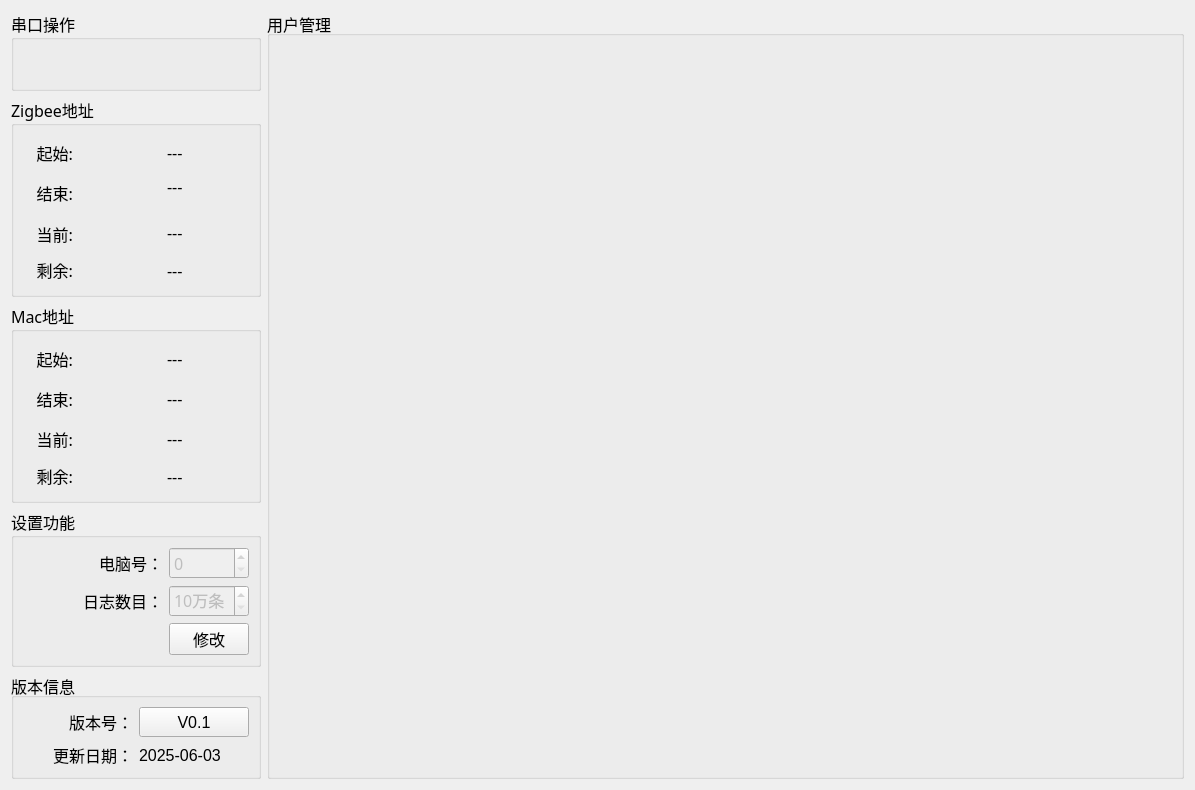
ChinaClever/MVP-Tool, file MVP-Tool/setups/setup_mainwid.ui: the form before one commit.
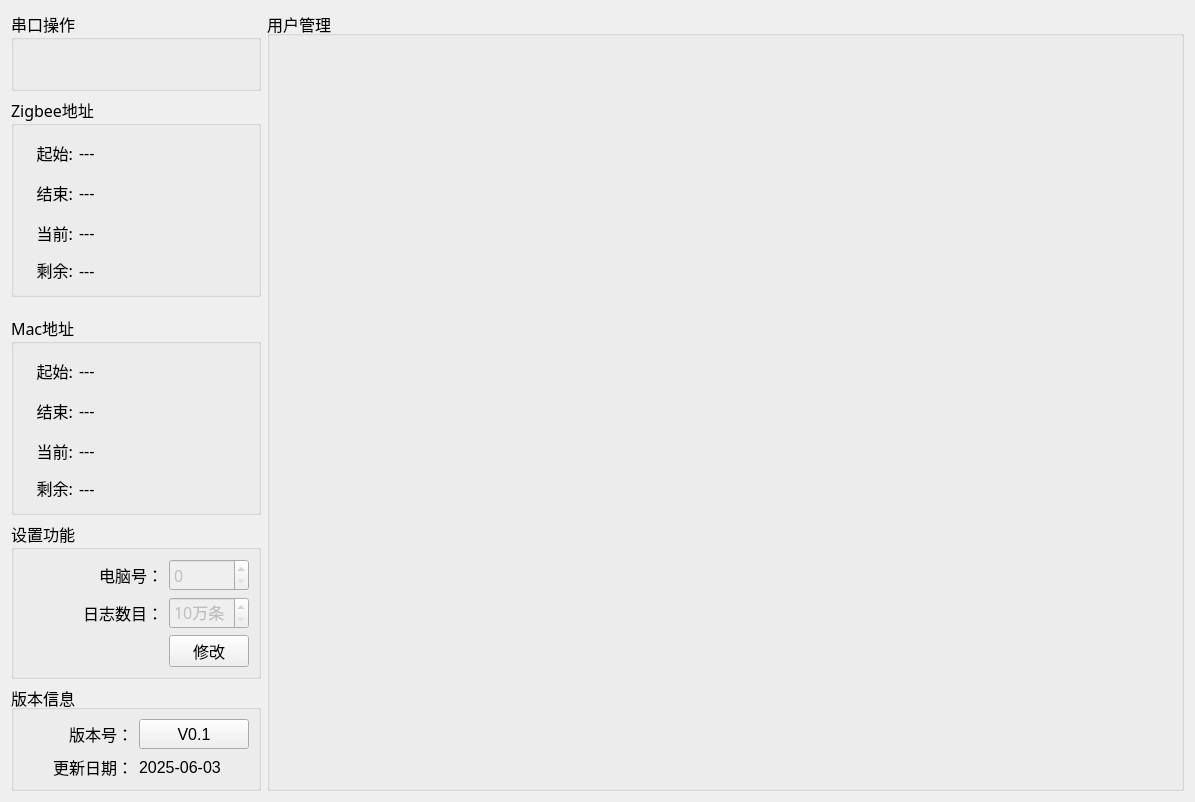
The form after the commit.

```diff
--- a/MVP-Tool/setups/setup_mainwid.ui
+++ b/MVP-Tool/setups/setup_mainwid.ui
@@ -57,7 +57,7 @@
      </layout>
     </widget>
    </item>
-   <item row="0" column="1" rowspan="5">
+   <item row="0" column="1" rowspan="7">
     <widget class="QGroupBox" name="groupBox_5">
      <property name="font">
       <font>
@@ -89,8 +89,8 @@
      </layout>
     </widget>
    </item>
-   <item row="1" column="0">
-    <widget class="QGroupBox" name="groupBox_6">
+   <item row="6" column="0">
+    <widget class="QGroupBox" name="groupBox">
      <property name="maximumSize">
       <size>
        <width>250</width>
@@ -99,367 +99,77 @@
      </property>
      <property name="font">
       <font>
-       <family>微软雅黑</family>
        <pointsize>12</pointsize>
       </font>
      </property>
      <property name="title">
-      <string>Zigbee地址</string>
+      <string>版本信息</string>
      </property>
-     <layout class="QGridLayout" name="gridLayout_6">
-      <item row="1" column="0" rowspan="2" colspan="2">
-       <widget class="QLabel" name="label_14">
-        <property name="minimumSize">
-         <size>
-          <width>0</width>
-          <height>35</height>
-         </size>
-        </property>
-        <property name="maximumSize">
-         <size>
-          <width>50</width>
-          <height>16777215</height>
-         </size>
-        </property>
-        <property name="font">
-         <font>
-          <family>微软雅黑</family>
-          <pointsize>12</pointsize>
-         </font>
-        </property>
-        <property name="text">
-         <string>结束:</string>
-        </property>
-        <property name="alignment">
-         <set>Qt::AlignRight|Qt::AlignTrailing|Qt::AlignVCenter</set>
-        </property>
-       </widget>
-      </item>
-      <item row="0" column="0" colspan="2">
-       <widget class="QLabel" name="label_17">
-        <property name="minimumSize">
-         <size>
-          <width>0</width>
-          <height>35</height>
-         </size>
-        </property>
-        <property name="maximumSize">
-         <size>
-          <width>50</width>
-          <height>16777215</height>
-         </size>
-        </property>
-        <property name="font">
-         <font>
-          <family>微软雅黑</family>
-          <pointsize>12</pointsize>
-         </font>
-        </property>
-        <property name="text">
-         <string>起始:</string>
-        </property>
-        <property name="alignment">
-         <set>Qt::AlignRight|Qt::AlignTrailing|Qt::AlignVCenter</set>
-        </property>
-       </widget>
-      </item>
-      <item row="4" column="0" colspan="2">
-       <widget class="QLabel" name="label_18">
-        <property name="minimumSize">
-         <size>
-          <width>0</width>
-          <height>30</height>
-         </size>
-        </property>
-        <property name="maximumSize">
-         <size>
-          <width>50</width>
-          <height>16777215</height>
-         </size>
-        </property>
-        <property name="font">
-         <font>
-          <family>微软雅黑</family>
-          <pointsize>12</pointsize>
-         </font>
-        </property>
-        <property name="text">
-         <string>剩余:</string>
-        </property>
-        <property name="alignment">
-         <set>Qt::AlignRight|Qt::AlignTrailing|Qt::AlignVCenter</set>
-        </property>
-       </widget>
-      </item>
-      <item row="3" column="0">
-       <widget class="QLabel" name="label_20">
-        <property name="minimumSize">
-         <size>
-          <width>0</width>
-          <height>35</height>
-         </size>
-        </property>
-        <property name="maximumSize">
-         <size>
-          <width>50</width>
-          <height>16777215</height>
-         </size>
-        </property>
-        <property name="font">
-         <font>
-          <family>微软雅黑</family>
-          <pointsize>12</pointsize>
-         </font>
-        </property>
-        <property name="text">
-         <string>当前:</string>
-        </property>
-        <property name="alignment">
-         <set>Qt::AlignRight|Qt::AlignTrailing|Qt::AlignVCenter</set>
-        </property>
-       </widget>
-      </item>
-      <item row="0" column="2">
-       <widget class="QLabel" name="ZBstartMacLab">
-        <property name="font">
-         <font>
-          <family>宋体</family>
-          <pointsize>12</pointsize>
-         </font>
-        </property>
-        <property name="text">
-         <string>---</string>
-        </property>
-       </widget>
-      </item>
+     <layout class="QGridLayout" name="gridLayout_2">
       <item row="1" column="2">
-       <widget class="QLabel" name="ZBendMacLab">
+       <widget class="QLabel" name="label_date">
         <property name="font">
          <font>
-          <family>宋体</family>
           <pointsize>12</pointsize>
          </font>
         </property>
         <property name="text">
-         <string>---</string>
+         <string>2025-06-03</string>
         </property>
        </widget>
       </item>
-      <item row="3" column="2">
-       <widget class="QLabel" name="ZBCurMacLab">
+      <item row="0" column="0">
+       <widget class="QLabel" name="label">
         <property name="font">
          <font>
-          <family>宋体</family>
           <pointsize>12</pointsize>
          </font>
         </property>
         <property name="text">
-         <string>---</string>
+         <string>版本号：</string>
         </property>
-       </widget>
-      </item>
-      <item row="4" column="2">
-       <widget class="QLabel" name="ZBcntMacLab">
-        <property name="font">
-         <font>
-          <family>宋体</family>
-          <pointsize>12</pointsize>
-         </font>
-        </property>
-        <property name="text">
-         <string>---</string>
-        </property>
-       </widget>
-      </item>
-     </layout>
-    </widget>
-   </item>
-   <item row="2" column="0">
-    <widget class="QGroupBox" name="groupBox_4">
-     <property name="maximumSize">
-      <size>
-       <width>250</width>
-       <height>200</height>
-      </size>
-     </property>
-     <property name="font">
-      <font>
-       <family>微软雅黑</family>
-       <pointsize>12</pointsize>
-      </font>
-     </property>
-     <property name="title">
-      <string>Mac地址</string>
-     </property>
-     <layout class="QGridLayout" name="gridLayout_3">
-      <item row="5" column="0" colspan="2">
-       <widget class="QLabel" name="label_13">
-        <property name="minimumSize">
-         <size>
-          <width>0</width>
-          <height>30</height>
-         </size>
-        </property>
-        <property name="maximumSize">
-         <size>
-          <width>50</width>
-          <height>16777215</height>
-         </size>
-        </property>
-        <property name="font">
-         <font>
-          <family>微软雅黑</family>
-          <pointsize>12</pointsize>
-         </font>
-        </property>
-        <property name="text">
-         <string>剩余:</string>
-        </property>
         <property name="alignment">
          <set>Qt::AlignRight|Qt::AlignTrailing|Qt::AlignVCenter</set>
         </property>
        </widget>
       </item>
-      <item row="5" column="3">
-       <widget class="QLabel" name="cntMacLab">
-        <property name="font">
-         <font>
-          <family>宋体</family>
-          <pointsize>12</pointsize>
-         </font>
-        </property>
-        <property name="text">
-         <string>---</string>
-        </property>
-       </widget>
-      </item>
-      <item row="0" column="0" colspan="2">
-       <widget class="QLabel" name="label_11">
-        <property name="minimumSize">
-         <size>
-          <width>0</width>
-          <height>35</height>
-         </size>
-        </property>
-        <property name="maximumSize">
-         <size>
-          <width>50</width>
-          <height>16777215</height>
-         </size>
-        </property>
-        <property name="font">
-         <font>
-          <family>微软雅黑</family>
-          <pointsize>12</pointsize>
-         </font>
-        </property>
-        <property name="text">
-         <string>起始:</string>
-        </property>
-        <property name="alignment">
-         <set>Qt::AlignRight|Qt::AlignTrailing|Qt::AlignVCenter</set>
-        </property>
-       </widget>
-      </item>
-      <item row="4" column="0">
-       <widget class="QLabel" name="label_19">
-        <property name="minimumSize">
-         <size>
-          <width>0</width>
-          <height>35</height>
-         </size>
-        </property>
-        <property name="maximumSize">
-         <size>
-          <width>50</width>
-          <height>16777215</height>
-         </size>
-        </property>
-        <property name="font">
-         <font>
-          <family>微软雅黑</family>
-          <pointsize>12</pointsize>
-         </font>
-        </property>
-        <property name="text">
-         <string>当前:</string>
-        </property>
-        <property name="alignment">
-         <set>Qt::AlignRight|Qt::AlignTrailing|Qt::AlignVCenter</set>
-        </property>
-       </widget>
-      </item>
-      <item row="4" column="3">
-       <widget class="QLabel" name="CurMacLab">
-        <property name="font">
-         <font>
-          <family>宋体</family>
-          <pointsize>12</pointsize>
-         </font>
-        </property>
-        <property name="text">
-         <string>---</string>
-        </property>
-       </widget>
-      </item>
-      <item row="0" column="3">
-       <widget class="QLabel" name="startMacLab">
-        <property name="font">
-         <font>
-          <family>宋体</family>
-          <pointsize>12</pointsize>
-         </font>
-        </property>
-        <property name="text">
-         <string>---</string>
-        </property>
-       </widget>
-      </item>
       <item row="1" column="0">
-       <widget class="QLabel" name="label_12">
-        <property name="minimumSize">
-         <size>
-          <width>0</width>
-          <height>35</height>
-         </size>
-        </property>
-        <property name="maximumSize">
-         <size>
-          <width>50</width>
-          <height>16777215</height>
-         </size>
-        </property>
+       <widget class="QLabel" name="label_3">
         <property name="font">
          <font>
-          <family>微软雅黑</family>
           <pointsize>12</pointsize>
          </font>
         </property>
         <property name="text">
-         <string>结束:</string>
+         <string>更新日期：</string>
         </property>
         <property name="alignment">
          <set>Qt::AlignRight|Qt::AlignTrailing|Qt::AlignVCenter</set>
         </property>
        </widget>
       </item>
-      <item row="1" column="3">
-       <widget class="QLabel" name="endMacLab">
+      <item row="0" column="2">
+       <widget class="QPushButton" name="verBtn">
+        <property name="minimumSize">
+         <size>
+          <width>100</width>
+          <height>30</height>
+         </size>
+        </property>
         <property name="font">
          <font>
-          <family>宋体</family>
           <pointsize>12</pointsize>
          </font>
         </property>
         <property name="text">
-         <string>---</string>
+         <string>V0.1</string>
         </property>
        </widget>
       </item>
      </layout>
     </widget>
    </item>
-   <item row="3" column="0">
+   <item row="5" column="0">
     <widget class="QGroupBox" name="groupBox_2">
      <property name="minimumSize">
       <size>
@@ -589,7 +299,7 @@
     </widget>
    </item>
    <item row="4" column="0">
-    <widget class="QGroupBox" name="groupBox">
+    <widget class="QGroupBox" name="groupBox_4">
      <property name="maximumSize">
       <size>
        <width>250</width>
@@ -598,70 +308,360 @@
      </property>
      <property name="font">
       <font>
+       <family>微软雅黑</family>
        <pointsize>12</pointsize>
       </font>
      </property>
      <property name="title">
-      <string>版本信息</string>
+      <string>Mac地址</string>
      </property>
-     <layout class="QGridLayout" name="gridLayout_2">
-      <item row="1" column="2">
-       <widget class="QLabel" name="label_date">
+     <layout class="QGridLayout" name="gridLayout_3">
+      <item row="0" column="0">
+       <widget class="QLabel" name="label_11">
+        <property name="minimumSize">
+         <size>
+          <width>0</width>
+          <height>35</height>
+         </size>
+        </property>
+        <property name="maximumSize">
+         <size>
+          <width>50</width>
+          <height>16777215</height>
+         </size>
+        </property>
         <property name="font">
          <font>
+          <family>微软雅黑</family>
           <pointsize>12</pointsize>
          </font>
         </property>
         <property name="text">
-         <string>2025-06-03</string>
+         <string>起始:</string>
         </property>
+        <property name="alignment">
+         <set>Qt::AlignRight|Qt::AlignTrailing|Qt::AlignVCenter</set>
+        </property>
        </widget>
       </item>
+      <item row="0" column="1">
+       <widget class="QLabel" name="startMacLab">
+        <property name="font">
+         <font>
+          <family>宋体</family>
+          <pointsize>12</pointsize>
+         </font>
+        </property>
+        <property name="text">
+         <string>---</string>
+        </property>
+       </widget>
+      </item>
+      <item row="1" column="0">
+       <widget class="QLabel" name="label_12">
+        <property name="minimumSize">
+         <size>
+          <width>0</width>
+          <height>35</height>
+         </size>
+        </property>
+        <property name="maximumSize">
+         <size>
+          <width>50</width>
+          <height>16777215</height>
+         </size>
+        </property>
+        <property name="font">
+         <font>
+          <family>微软雅黑</family>
+          <pointsize>12</pointsize>
+         </font>
+        </property>
+        <property name="text">
+         <string>结束:</string>
+        </property>
+        <property name="alignment">
+         <set>Qt::AlignRight|Qt::AlignTrailing|Qt::AlignVCenter</set>
+        </property>
+       </widget>
+      </item>
+      <item row="1" column="1">
+       <widget class="QLabel" name="endMacLab">
+        <property name="font">
+         <font>
+          <family>宋体</family>
+          <pointsize>12</pointsize>
+         </font>
+        </property>
+        <property name="text">
+         <string>---</string>
+        </property>
+       </widget>
+      </item>
+      <item row="2" column="0">
+       <widget class="QLabel" name="label_19">
+        <property name="minimumSize">
+         <size>
+          <width>0</width>
+          <height>35</height>
+         </size>
+        </property>
+        <property name="maximumSize">
+         <size>
+          <width>50</width>
+          <height>16777215</height>
+         </size>
+        </property>
+        <property name="font">
+         <font>
+          <family>微软雅黑</family>
+          <pointsize>12</pointsize>
+         </font>
+        </property>
+        <property name="text">
+         <string>当前:</string>
+        </property>
+        <property name="alignment">
+         <set>Qt::AlignRight|Qt::AlignTrailing|Qt::AlignVCenter</set>
+        </property>
+       </widget>
+      </item>
+      <item row="2" column="1">
+       <widget class="QLabel" name="CurMacLab">
+        <property name="font">
+         <font>
+          <family>宋体</family>
+          <pointsize>12</pointsize>
+         </font>
+        </property>
+        <property name="text">
+         <string>---</string>
+        </property>
+       </widget>
+      </item>
+      <item row="3" column="0">
+       <widget class="QLabel" name="label_13">
+        <property name="minimumSize">
+         <size>
+          <width>0</width>
+          <height>30</height>
+         </size>
+        </property>
+        <property name="maximumSize">
+         <size>
+          <width>50</width>
+          <height>16777215</height>
+         </size>
+        </property>
+        <property name="font">
+         <font>
+          <family>微软雅黑</family>
+          <pointsize>12</pointsize>
+         </font>
+        </property>
+        <property name="text">
+         <string>剩余:</string>
+        </property>
+        <property name="alignment">
+         <set>Qt::AlignRight|Qt::AlignTrailing|Qt::AlignVCenter</set>
+        </property>
+       </widget>
+      </item>
+      <item row="3" column="1">
+       <widget class="QLabel" name="cntMacLab">
+        <property name="font">
+         <font>
+          <family>宋体</family>
+          <pointsize>12</pointsize>
+         </font>
+        </property>
+        <property name="text">
+         <string>---</string>
+        </property>
+       </widget>
+      </item>
+     </layout>
+    </widget>
+   </item>
+   <item row="1" column="0">
+    <widget class="QGroupBox" name="groupBox_6">
+     <property name="maximumSize">
+      <size>
+       <width>250</width>
+       <height>200</height>
+      </size>
+     </property>
+     <property name="font">
+      <font>
+       <family>微软雅黑</family>
+       <pointsize>12</pointsize>
+      </font>
+     </property>
+     <property name="title">
+      <string>Zigbee地址</string>
+     </property>
+     <layout class="QGridLayout" name="gridLayout_6">
       <item row="0" column="0">
-       <widget class="QLabel" name="label">
+       <widget class="QLabel" name="label_17">
+        <property name="minimumSize">
+         <size>
+          <width>0</width>
+          <height>35</height>
+         </size>
+        </property>
+        <property name="maximumSize">
+         <size>
+          <width>50</width>
+          <height>16777215</height>
+         </size>
+        </property>
         <property name="font">
          <font>
+          <family>微软雅黑</family>
           <pointsize>12</pointsize>
          </font>
         </property>
         <property name="text">
-         <string>版本号：</string>
+         <string>起始:</string>
         </property>
         <property name="alignment">
          <set>Qt::AlignRight|Qt::AlignTrailing|Qt::AlignVCenter</set>
         </property>
        </widget>
       </item>
+      <item row="0" column="1">
+       <widget class="QLabel" name="ZBstartMacLab">
+        <property name="font">
+         <font>
+          <family>宋体</family>
+          <pointsize>12</pointsize>
+         </font>
+        </property>
+        <property name="text">
+         <string>---</string>
+        </property>
+       </widget>
+      </item>
       <item row="1" column="0">
-       <widget class="QLabel" name="label_3">
+       <widget class="QLabel" name="label_14">
+        <property name="minimumSize">
+         <size>
+          <width>0</width>
+          <height>35</height>
+         </size>
+        </property>
+        <property name="maximumSize">
+         <size>
+          <width>50</width>
+          <height>16777215</height>
+         </size>
+        </property>
         <property name="font">
          <font>
+          <family>微软雅黑</family>
           <pointsize>12</pointsize>
          </font>
         </property>
         <property name="text">
-         <string>更新日期：</string>
+         <string>结束:</string>
         </property>
         <property name="alignment">
          <set>Qt::AlignRight|Qt::AlignTrailing|Qt::AlignVCenter</set>
         </property>
        </widget>
       </item>
-      <item row="0" column="2">
-       <widget class="QPushButton" name="verBtn">
+      <item row="1" column="1">
+       <widget class="QLabel" name="ZBendMacLab">
+        <property name="font">
+         <font>
+          <family>宋体</family>
+          <pointsize>12</pointsize>
+         </font>
+        </property>
+        <property name="text">
+         <string>---</string>
+        </property>
+       </widget>
+      </item>
+      <item row="2" column="0">
+       <widget class="QLabel" name="label_20">
         <property name="minimumSize">
          <size>
-          <width>100</width>
+          <width>0</width>
+          <height>35</height>
+         </size>
+        </property>
+        <property name="maximumSize">
+         <size>
+          <width>50</width>
+          <height>16777215</height>
+         </size>
+        </property>
+        <property name="font">
+         <font>
+          <family>微软雅黑</family>
+          <pointsize>12</pointsize>
+         </font>
+        </property>
+        <property name="text">
+         <string>当前:</string>
+        </property>
+        <property name="alignment">
+         <set>Qt::AlignRight|Qt::AlignTrailing|Qt::AlignVCenter</set>
+        </property>
+       </widget>
+      </item>
+      <item row="2" column="1">
+       <widget class="QLabel" name="ZBCurMacLab">
+        <property name="font">
+         <font>
+          <family>宋体</family>
+          <pointsize>12</pointsize>
+         </font>
+        </property>
+        <property name="text">
+         <string>---</string>
+        </property>
+       </widget>
+      </item>
+      <item row="3" column="0">
+       <widget class="QLabel" name="label_18">
+        <property name="minimumSize">
+         <size>
+          <width>0</width>
           <height>30</height>
          </size>
         </property>
+        <property name="maximumSize">
+         <size>
+          <width>50</width>
+          <height>16777215</height>
+         </size>
+        </property>
         <property name="font">
          <font>
+          <family>微软雅黑</family>
           <pointsize>12</pointsize>
          </font>
         </property>
         <property name="text">
-         <string>V0.1</string>
+         <string>剩余:</string>
+        </property>
+        <property name="alignment">
+         <set>Qt::AlignRight|Qt::AlignTrailing|Qt::AlignVCenter</set>
+        </property>
+       </widget>
+      </item>
+      <item row="3" column="1">
+       <widget class="QLabel" name="ZBcntMacLab">
+        <property name="font">
+         <font>
+          <family>宋体</family>
+          <pointsize>12</pointsize>
+         </font>
+        </property>
+        <property name="text">
+         <string>---</string>
         </property>
        </widget>
       </item>
```
